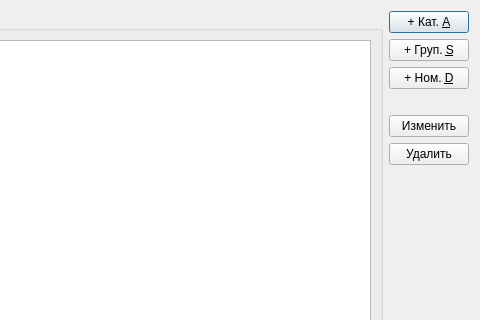
Qt form inventorydialog.ui (igrekus/depot) before a commit; both pictures show x 229 to 709 and y 0 to 320 of the 709 by 500 pixel window.
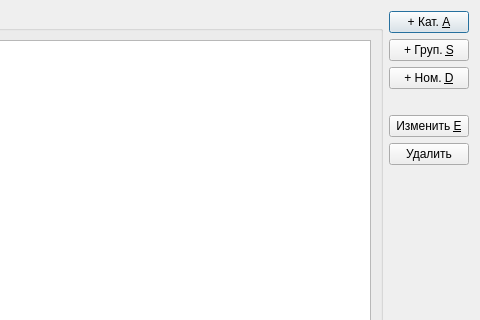
The same form after that commit.

```diff
--- a/inventorydialog.ui
+++ b/inventorydialog.ui
@@ -82,7 +82,7 @@
        <item>
         <widget class="QPushButton" name="btnEdit">
          <property name="text">
-          <string>Изменить</string>
+          <string>Изменить &amp;E</string>
          </property>
         </widget>
        </item>
```
